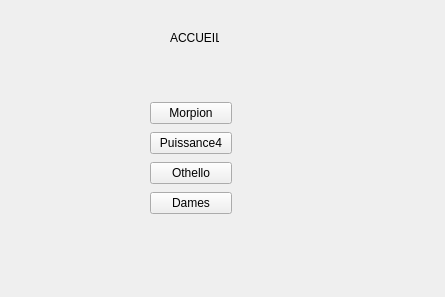
First picture: the form in accueil.ui, repository Dinholu/Essai-trucnul, before the edit.
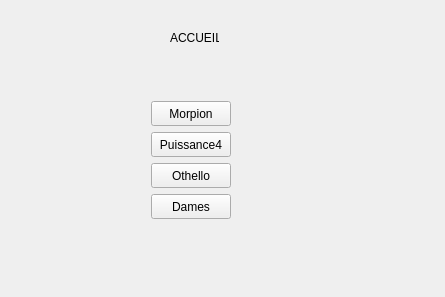
Second picture: the form after the edit.

Diff of the .ui file:
```diff
--- a/accueil.ui
+++ b/accueil.ui
@@ -26,45 +26,57 @@
     <string>ACCUEIL</string>
    </property>
   </widget>
-  <widget class="QWidget" name="">
-   <property name="geometry">
-    <rect>
-     <x>150</x>
-     <y>100</y>
-     <width>82</width>
-     <height>120</height>
-    </rect>
-   </property>
-   <layout class="QVBoxLayout" name="menuLayout">
-    <item>
      <widget class="QPushButton" name="morpionButton">
+   <property name="geometry">
+    <rect>
+     <x>151</x>
+     <y>101</y>
+     <width>80</width>
+     <height>25</height>
+    </rect>
+   </property>
       <property name="text">
        <string>Morpion</string>
       </property>
      </widget>
-    </item>
-    <item>
+  <widget class="QPushButton" name="damesButton">
+   <property name="geometry">
+    <rect>
+     <x>151</x>
+     <y>194</y>
+     <width>80</width>
+     <height>25</height>
+    </rect>
+   </property>
+   <property name="text">
+    <string>Dames</string>
+   </property>
+  </widget>
      <widget class="QPushButton" name="puissance4Button">
+   <property name="geometry">
+    <rect>
+     <x>151</x>
+     <y>132</y>
+     <width>80</width>
+     <height>25</height>
+    </rect>
+   </property>
       <property name="text">
        <string>Puissance4</string>
       </property>
      </widget>
-    </item>
-    <item>
      <widget class="QPushButton" name="othelloButton">
+   <property name="geometry">
+    <rect>
+     <x>151</x>
+     <y>163</y>
+     <width>80</width>
+     <height>25</height>
+    </rect>
+   </property>
       <property name="text">
        <string>Othello</string>
       </property>
-     </widget>
-    </item>
-    <item>
-     <widget class="QPushButton" name="damesButton">
-      <property name="text">
-       <string>Dames</string>
-      </property>
-     </widget>
-    </item>
-   </layout>
   </widget>
  </widget>
  <resources/>
```
Lines whose indentation alone changed are shown as unchanged.
